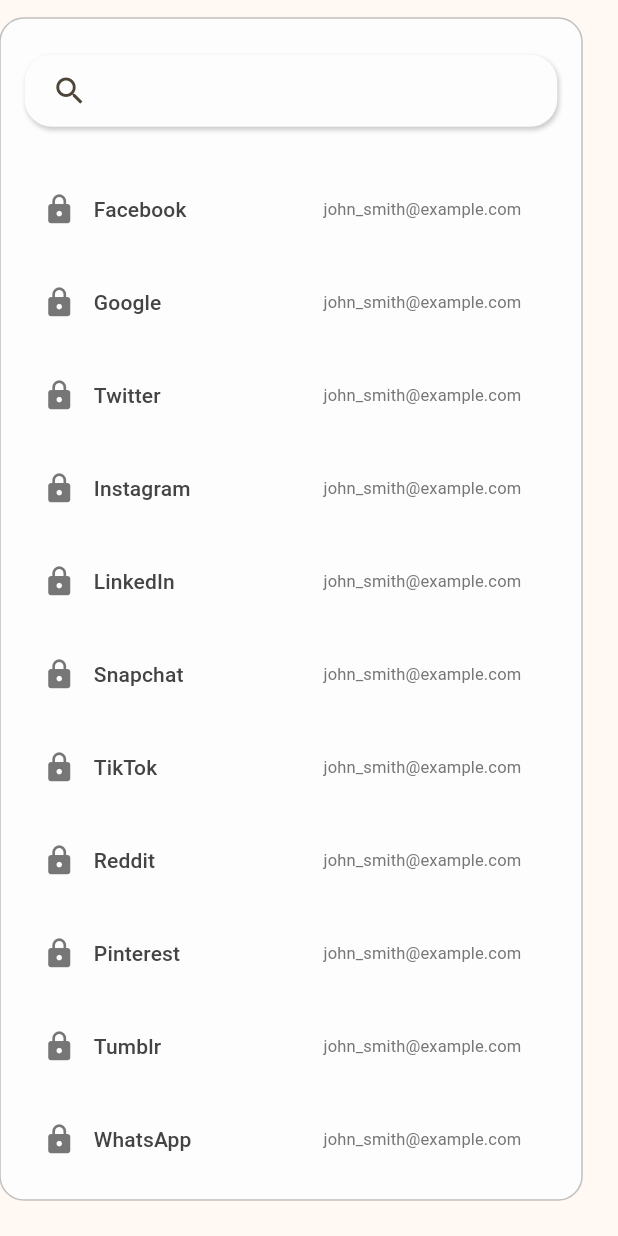
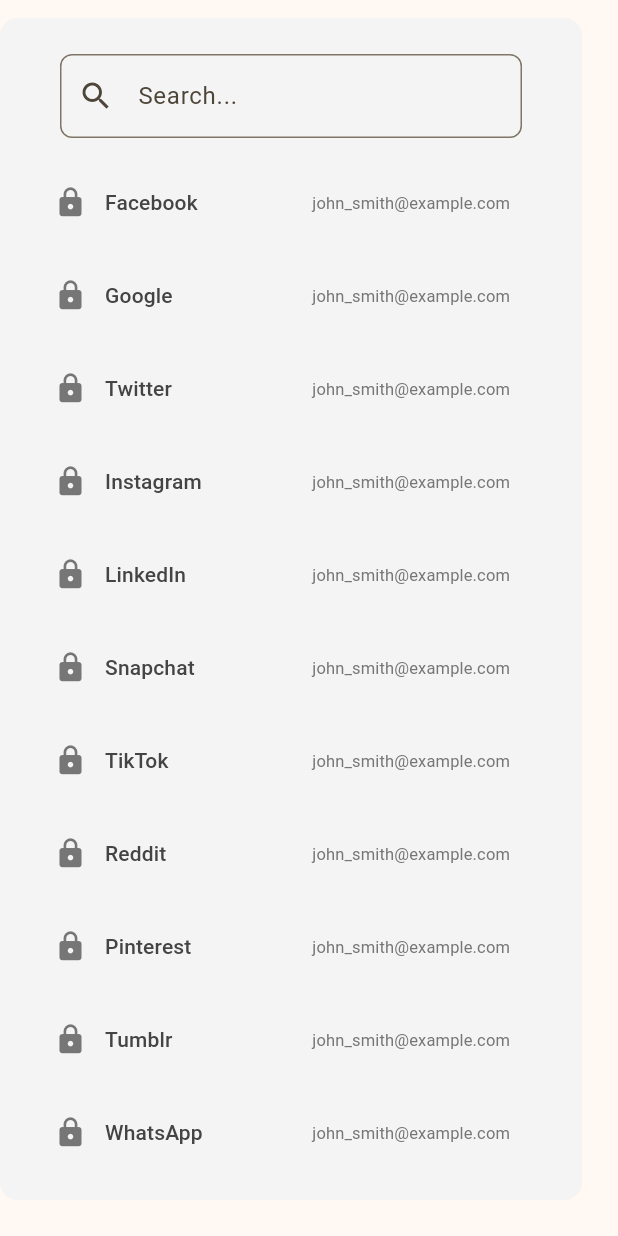
Before and after one commit to penne-0505/penkiel, a Flutter app: the DataList widget shown alone on an empty page, opened directly, on a phone screen of 412 x 824 dp. Run offline on Flutter 3.47's test engine with Material 3 defaults, Android fonts, the phone set to English and light mode, and no system bars.

Commit message:
Revert "スクロールバーの太さ調整"
This reverts commit 0c82a746fb74dc3b218752d29904f318cbd421ea.

```diff
--- a/lib/components/data_list.dart
+++ b/lib/components/data_list.dart
@@ -24,42 +24,21 @@ class DataList extends StatelessWidget {
     'Skype',
     'Slack',
     'Discord',
-    'Zoom',
-    'Microsoft',
-    'Apple',
-    'Amazon',
-    'Netflix',
-    'Spotify',
-    'YouTube',
-    'Twitch',
-    'PayPal',
-    'Ebay',
-    'Shopify',
-    'Etsy',
-    'Wix',
-    'Squarespace',
-    'WordPress',
   ];
 
   @override
   Widget build(BuildContext context) {
     return Container(
       margin: const EdgeInsets.only(top: 12, bottom: 24, right: 24),
-      padding: const EdgeInsets.symmetric(horizontal: 16, vertical: 24),
+      padding: const EdgeInsets.all(24),
       decoration: BoxDecoration(
-        color: PenkielColors.bg,
-        borderRadius: const BorderRadius.all(PenkielValues.borderRadius),
-        border: Border.all(
-          color: PenkielColors.dividerColor,
-          strokeAlign: BorderSide.strokeAlignCenter,
-          width: 1,
+        color: PenkielColors.grouped,
+        borderRadius: BorderRadius.circular(12),
       ),
-      ),
-      child: Stack(
-        children: [
-          ListView(
+      child: ListView(
         children: <Widget>[
-              const SizedBox(height: 72),
+          const SearchField(),
+          const SizedBox(height: 12),
           for (int i = 0; i < serviceNames.length; i++)
             DataTile(
               serviceName: serviceNames[i],
@@ -71,9 +50,6 @@ class DataList extends StatelessWidget {
           ),
         ],
       ),
-          const SearchField(),
-        ],
-      ),
     );
   }
 }
--- a/lib/components/data_tile.dart
+++ b/lib/components/data_tile.dart
@@ -1,4 +1,5 @@
 import 'package:flutter/material.dart';
+import 'package:flutter/widgets.dart';
 
 import 'package:penkiel/utils.dart';
 
@@ -22,8 +23,8 @@ class DataTile extends StatelessWidget {
     return TextButton(
       style: ButtonStyle(
         shape: MaterialStateProperty.all<RoundedRectangleBorder>(
-          const RoundedRectangleBorder(
-            borderRadius: BorderRadius.all(PenkielValues.borderRadius),
+          RoundedRectangleBorder(
+            borderRadius: BorderRadius.circular(12),
           ),
         ),
       ),
--- a/lib/components/search_bar.dart
+++ b/lib/components/search_bar.dart
@@ -1,6 +1,5 @@
 import 'package:flutter/material.dart';
 
-import 'package:penkiel/utils.dart';
 
 class SearchField extends StatefulWidget {
   const SearchField({super.key});
@@ -13,25 +12,14 @@ class _SearchFieldState extends State<SearchField> {
   @override
   Widget build(BuildContext context) {
     return Container(
-      decoration: const BoxDecoration(
-        color: PenkielColors.bg,
-        borderRadius: BorderRadius.all(Radius.circular(18)),
-        boxShadow: [
-          BoxShadow(
-            color: PenkielColors.shadow,
-            blurRadius: 2,
-            offset: Offset(1, 2),
+      padding: const EdgeInsets.symmetric(horizontal: 16),
+      child: TextField(
+        decoration: InputDecoration(
+          hintText: 'Search...',
+          border: OutlineInputBorder(
+            borderRadius: BorderRadius.circular(8),
           ),
-        ],
-      ),
-      child: const TextField(
-        decoration: InputDecoration(
-          fillColor: PenkielColors.bg,
-          border: InputBorder.none,
-          prefixIcon: Padding(
-            padding: EdgeInsets.only(left: 12),
-            child: Icon(Icons.search),
-          ),
+          prefixIcon: const Icon(Icons.search),
         ),
       ),
     );
--- a/lib/components/sidebar.dart
+++ b/lib/components/sidebar.dart
@@ -17,14 +17,9 @@ class _SideBarState extends State<SideBar> {
     return Container(
       height: MediaQuery.of(context).size.height - 64,
       margin: const EdgeInsets.only(top: 12, bottom: 24, left: 24, right: 24),
-      decoration:BoxDecoration(
-        color: PenkielColors.bg,
-        borderRadius: const BorderRadius.all(PenkielValues.borderRadius),
-        border: Border.all(
-          color: PenkielColors.dividerColor,
-          strokeAlign: BorderSide.strokeAlignCenter,
-          width: 1,
-        ),
+      decoration: const BoxDecoration(
+        color: PenkielColors.grouped,
+        borderRadius: BorderRadius.all(Radius.circular(18)),
       ),
       padding: const EdgeInsets.all(24),
       constraints: const BoxConstraints(minWidth: 278, maxWidth: 278),
--- a/lib/components/topnav.dart
+++ b/lib/components/topnav.dart
@@ -1,5 +1,4 @@
 import 'package:flutter/material.dart';
-import 'package:flutter/widgets.dart';
 import 'package:penkiel/utils.dart';
 
 
@@ -22,13 +21,8 @@ class _TopNavState extends State<TopNav> {
       margin: const EdgeInsets.only(top: 24, bottom: 12, left: 24, right: 24),
       padding: const EdgeInsets.symmetric(horizontal: 12),
       decoration: BoxDecoration(
-        color: PenkielColors.bg,
-        borderRadius: const BorderRadius.all(PenkielValues.borderRadius),
-        border: Border.all(
-          color: PenkielColors.dividerColor,
-          strokeAlign: BorderSide.strokeAlignCenter,
-          width: 1,
-        ),
+        color: PenkielColors.grouped,
+        borderRadius: BorderRadius.circular(18),
       ),
       child: const Stack(
         fit: StackFit.expand,
@@ -115,7 +109,8 @@ class TopNavMisc extends StatelessWidget {
 
   @override
   Widget build(BuildContext context) {
-    return Row(
+    return Expanded(
+      child: Row(
         mainAxisAlignment: MainAxisAlignment.end,
         children: [
           IconButton(
@@ -150,6 +145,7 @@ class TopNavMisc extends StatelessWidget {
             },
           ),
         ],
+      ),
     );
   }
 }
--- a/lib/main.dart
+++ b/lib/main.dart
@@ -21,13 +21,13 @@ class PenkielApp extends StatelessWidget {
       theme: ThemeData(
         fontFamilyFallback: const <String>['Inter', 'Roboto', 'Arial', 'sans-serif'],
         useMaterial3: true,
-        scrollbarTheme: const ScrollbarThemeData().copyWith(thickness: MaterialStateProperty.all<double>(6), crossAxisMargin: 4),
+        scrollbarTheme: const ScrollbarThemeData().copyWith(thickness: MaterialStateProperty.all<double>(4)),
         dividerColor: PenkielColors.dividerColor,
         colorScheme: ColorScheme.fromSeed(
           seedColor: PenkielColors.primary,
           primary: PenkielColors.primary,
           secondary: PenkielColors.secondary,
-          background: PenkielColors.bg,
+          background: PenkielColors.bg
           ),
       )
     );
--- a/lib/utils.dart
+++ b/lib/utils.dart
@@ -16,8 +16,8 @@ class PenkielColors {
   ///<br /><h3>0xFFF2F2F2</h3><img src="https://colorhexa.com/f2f2f2.png" width="200px" height="80px" />
   static const Color v100 = Color(0xFFfdfdfd);
 
-  ///<br /><h3>0xFFf6f6f6</h3><img src="https://colorhexa.com/f6f6f6.png" width="200px" height="80px" />
-  static const Color v200 = Color(0xFFf6f6f6);
+  ///<br /><h3>0xFFf4f4f4</h3><img src="https://colorhexa.com/f4f4f4.png" width="200px" height="80px" />
+  static const Color v200 = Color(0xFFf4f4f4);
 
   ///<br /><h3>0xFFc0c0c0</h3><img src="https://colorhexa.com/c0c0c0.png" width="200px" height="80px" />
   static const Color v300 = Color(0xFFc0c0c0);
@@ -39,7 +39,7 @@ class PenkielColors {
 
   static const Color bg = v100;
   static const Color card = v200;
-  static const Color shadow = Color(0x3f2e2e2e); // 25% opacity of v800
+  static const Color shadow = v700;
   static const Color grouped = v200;
   static const Color headline = v800;
   static const Color sentence = v700;
@@ -83,11 +83,3 @@ class PenkielColors {
   static const Color success500 = Color(0x9981C784);
   static const Color success700 = Color(0xCC81C784);
 }
-
-class PenkielValues {
-  static const Radius borderRadius = Radius.circular(16);
-  static const double borderWidth = 1;
-
-  static const double margin = 24;
-  static const double padding = 24;
-}
```
Lines whose indentation alone changed are shown as unchanged.
